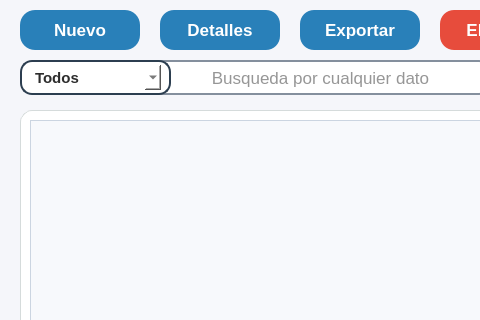
First picture: the form in resources/ui/gestion_empleados.ui, repository Proyecto-Uptjaa/Proyecto_SIRA, before the edit; both pictures show x 0 to 480 and y 0 to 320 of the 1111 by 621 pixel window.
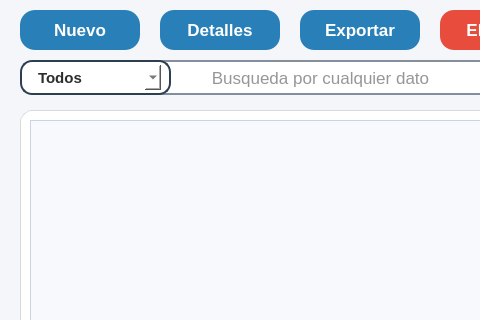
Second picture: the form after the edit. Icons and pictures are not drawn.

Commit message:
feats: Nuevos datos empleados, qss calend & cbx
- Nuevos datos en el registro de empleados (opcionales).
- Datos agregados a tabla empleados, y columna 'titulo' renombrada a
  'nivel_instruccion'.
- Nuevos iconos en UI registro y Ficha.
- Mejores StyleSheets para calendario de QDateEdit y desplegable de
  Combobox.

```diff
--- a/resources/ui/gestion_empleados.ui
+++ b/resources/ui/gestion_empleados.ui
@@ -691,8 +691,50 @@
      <cursorShape>PointingHandCursor</cursorShape>
     </property>
     <property name="styleSheet">
-     <string notr="true">background-color: white;
-border: transparent;</string>
+     <string notr="true">QComboBox {
+			combobox-popup: 0;
+            border-radius: 10px;
+            padding: 2px 8px;
+            background-color: white;
+            color: #2d2d2d;
+   
+        }
+        QComboBox:hover {
+            border-color: #0D47A1;
+        }
+        
+        QComboBox QAbstractItemView {
+            background-color: white;
+            border: 1.5px solid #2980b9;
+            border-radius: 8px;
+            color: #2d2d2d;
+            outline: none;
+            padding: 4px 0px;
+        }
+        QComboBox QAbstractItemView::item {
+            min-height: 20px;
+            padding: 3px 5px;
+        }
+        QComboBox QAbstractItemView::item:selected {
+            background-color: #2980b9;
+            color: white;
+        }
+        QComboBox QAbstractItemView QScrollBar:vertical {
+            border: none;
+            background: #f0f7ff;
+            width: 7px;
+            border-radius: 3px;
+            margin: 4px 2px;
+        }
+        QComboBox QAbstractItemView QScrollBar::handle:vertical {
+            background: #2980b9;
+            border-radius: 3px;
+            min-height: 20px;
+        }
+        QComboBox QAbstractItemView QScrollBar::add-line:vertical,
+        QComboBox QAbstractItemView QScrollBar::sub-line:vertical {
+            height: 0px;
+        }</string>
     </property>
     <property name="iconSize">
      <size>
```
The commit also changes 11 other files.
